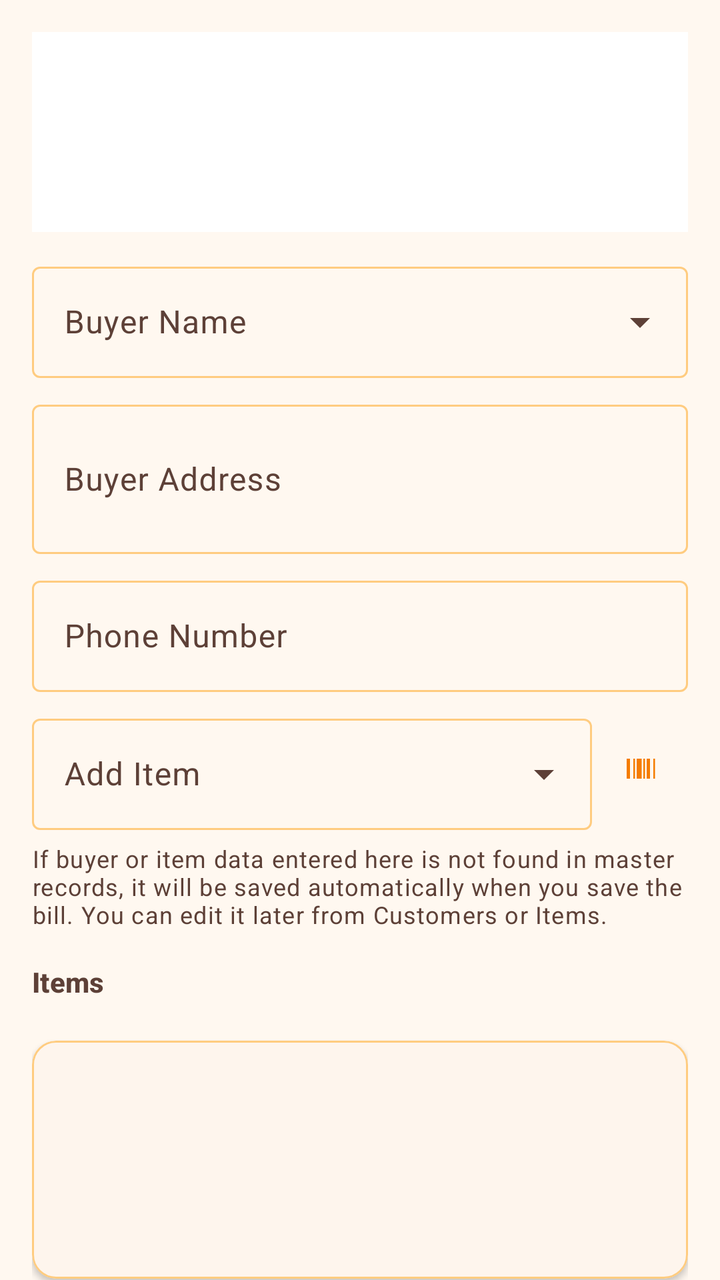
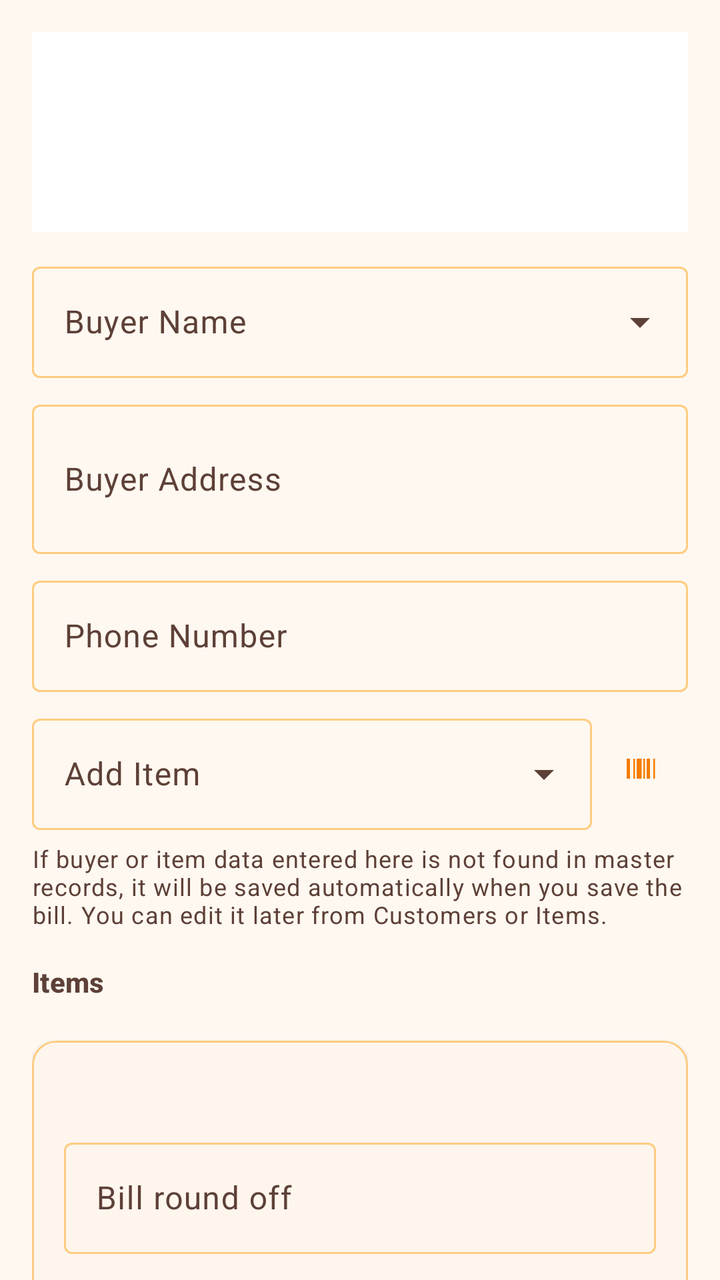

Before-and-after screenshots of an Android layout around one commit, followed by the original layout XML and the change that was made.
<!-- AndroidManifest.xml: application theme Theme.VikrSaathi -->
<!-- res/layout/fragment_bill.xml -->
<?xml version="1.0" encoding="utf-8"?>
<androidx.drawerlayout.widget.DrawerLayout xmlns:android="http://schemas.android.com/apk/res/android"
    xmlns:app="http://schemas.android.com/apk/res-auto"
    android:id="@+id/drawerLayout"
    android:layout_width="match_parent"
    android:layout_height="match_parent">

    <androidx.core.widget.NestedScrollView
        android:layout_width="match_parent"
        android:layout_height="match_parent"
        android:background="@android:color/transparent"
        android:fillViewport="true">

        <LinearLayout
            android:layout_width="match_parent"
            android:layout_height="wrap_content"
            android:orientation="vertical"
            android:padding="16dp">

            <ImageView
                android:id="@+id/imageHeader"
                android:layout_width="match_parent"
                android:layout_height="100dp"
                android:background="@color/surface_panel"
                android:contentDescription="@string/header_image"
                android:padding="4dp"
                android:scaleType="fitCenter" />

            <com.google.android.material.textfield.TextInputLayout
                style="@style/Widget.Material3.TextInputLayout.OutlinedBox.ExposedDropdownMenu"
                android:layout_width="match_parent"
                android:layout_height="wrap_content"
                android:layout_marginTop="12dp"
                android:hint="@string/buyer_name">

                <com.google.android.material.textfield.MaterialAutoCompleteTextView
                    android:id="@+id/autoCompleteCustomer"
                    android:layout_width="match_parent"
                    android:layout_height="wrap_content"
                    android:imeOptions="actionDone"
                    android:inputType="text" />
            </com.google.android.material.textfield.TextInputLayout>

            <com.google.android.material.textfield.TextInputLayout
                android:layout_width="match_parent"
                android:layout_height="wrap_content"
                android:layout_marginTop="8dp"
                android:hint="@string/buyer_address">

                <com.google.android.material.textfield.TextInputEditText
                    android:id="@+id/editBuyerAddress"
                    android:layout_width="match_parent"
                    android:layout_height="wrap_content"
                    android:inputType="textMultiLine"
                    android:minLines="2" />
            </com.google.android.material.textfield.TextInputLayout>

            <com.google.android.material.textfield.TextInputLayout
                android:layout_width="match_parent"
                android:layout_height="wrap_content"
                android:layout_marginTop="8dp"
                android:hint="@string/phone_number">

                <com.google.android.material.textfield.TextInputEditText
                    android:id="@+id/editBuyerPhone"
                    android:layout_width="match_parent"
                    android:layout_height="wrap_content"
                    android:inputType="phone" />
            </com.google.android.material.textfield.TextInputLayout>

            <LinearLayout
                android:id="@+id/layoutAddItem"
                android:layout_width="match_parent"
                android:layout_height="wrap_content"
                android:layout_marginTop="8dp"
                android:gravity="center_vertical"
                android:orientation="horizontal">

                <com.google.android.material.textfield.TextInputLayout
                    style="@style/Widget.Material3.TextInputLayout.OutlinedBox.ExposedDropdownMenu"
                    android:layout_width="0dp"
                    android:layout_height="wrap_content"
                    android:layout_weight="1"
                    android:hint="@string/add_item">

                    <com.google.android.material.textfield.MaterialAutoCompleteTextView
                        android:id="@+id/autoCompleteItem"
                        android:layout_width="match_parent"
                        android:layout_height="wrap_content"
                        android:imeOptions="actionDone"
                        android:inputType="text" />
                </com.google.android.material.textfield.TextInputLayout>

                <com.google.android.material.button.MaterialButton
                    android:id="@+id/buttonScanBarcode"
                    style="@style/Widget.Material3.Button.IconButton"
                    android:layout_width="wrap_content"
                    android:layout_height="wrap_content"
                    android:contentDescription="@string/scan_barcode"
                    app:icon="@drawable/ic_barcode_scan" />
            </LinearLayout>

            <TextView
                android:id="@+id/textAutoRegisterHint"
                android:layout_width="match_parent"
                android:layout_height="wrap_content"
                android:layout_marginTop="6dp"
                android:text="@string/bill_auto_register_hint"
                android:textAppearance="?attr/textAppearanceBodySmall"
                android:textColor="@color/text_secondary_dark" />

            <TextView
                android:layout_width="match_parent"
                android:layout_height="wrap_content"
                android:layout_marginTop="16dp"
                android:text="@string/bill_items"
                android:textAppearance="?attr/textAppearanceTitleSmall"
                android:textColor="@color/text_secondary_dark"
                android:textStyle="bold" />

            <androidx.recyclerview.widget.RecyclerView
                android:id="@+id/recyclerBillItems"
                android:layout_width="match_parent"
                android:layout_height="wrap_content"
                android:layout_marginTop="4dp"
                android:nestedScrollingEnabled="false" />

            <com.google.android.material.card.MaterialCardView
                android:layout_width="match_parent"
                android:layout_height="wrap_content"
                android:layout_marginTop="16dp"
                app:cardBackgroundColor="?attr/colorSurface"
                app:cardCornerRadius="12dp"
                app:cardElevation="2dp"
                app:strokeColor="@color/stroke_default"
                app:strokeWidth="1dp">

                <LinearLayout
                    android:layout_width="match_parent"
                    android:layout_height="wrap_content"
                    android:orientation="vertical"
                    android:padding="16dp">

                    <TextView
                        android:id="@+id/textTotalDiscount"
                        android:layout_width="match_parent"
                        android:layout_height="wrap_content"
                        android:textAppearance="?attr/textAppearanceTitleMedium"
                        android:textColor="@color/text_secondary_dark" />

                    <TextView
                        android:id="@+id/textGrandTotal"
                        android:layout_width="match_parent"
                        android:layout_height="wrap_content"
                        android:layout_marginTop="8dp"
                        android:textAppearance="?attr/textAppearanceHeadlineSmall"
                        android:textColor="@color/text_accent"
                        android:textStyle="bold" />

                    <TextView
                        android:id="@+id/textTotalInWords"
                        android:layout_width="match_parent"
                        android:layout_height="wrap_content"
                        android:layout_marginTop="6dp"
                        android:textAppearance="?attr/textAppearanceBodyMedium"
                        android:textColor="@color/text_secondary_dark" />
                </LinearLayout>
            </com.google.android.material.card.MaterialCardView>

            <com.google.android.material.card.MaterialCardView
                android:layout_width="match_parent"
                android:layout_height="wrap_content"
                android:layout_marginTop="16dp"
                app:cardBackgroundColor="?attr/colorSurface"
                app:cardCornerRadius="12dp"
                app:cardElevation="0dp"
                app:strokeColor="@color/stroke_subtle"
                app:strokeWidth="1dp">

                <LinearLayout
                    android:layout_width="match_parent"
                    android:layout_height="wrap_content"
                    android:gravity="center_horizontal"
                    android:orientation="vertical"
                    android:padding="12dp">

                    <ImageView
                        android:id="@+id/imageSignature"
                        android:layout_width="160dp"
                        android:layout_height="60dp"
                        android:contentDescription="@string/signature_image"
                        android:scaleType="fitCenter" />

                    <TextView
                        android:layout_width="match_parent"
                        android:layout_height="wrap_content"
                        android:layout_marginTop="4dp"
                        android:gravity="center"
                        android:text="@string/authorised_signature"
                        android:textAppearance="?attr/textAppearanceBodySmall"
                        android:textColor="@color/text_secondary_dark" />
                </LinearLayout>
            </com.google.android.material.card.MaterialCardView>

            <com.google.android.material.button.MaterialButton
                android:id="@+id/buttonSaveBill"
                android:layout_width="match_parent"
                android:layout_height="wrap_content"
                android:layout_marginTop="16dp"
                android:layout_marginBottom="16dp"
                android:text="@string/save_bill" />

            <LinearLayout
                android:id="@+id/layoutViewBillActions"
                android:layout_width="match_parent"
                android:layout_height="wrap_content"
                android:layout_marginTop="16dp"
                android:layout_marginBottom="16dp"
                android:orientation="horizontal"
                android:visibility="gone">

                <com.google.android.material.button.MaterialButton
                    android:id="@+id/buttonViewBillDownloadPdf"
                    style="@style/VikrSaathiOutlinedButton"
                    android:layout_width="0dp"
                    android:layout_height="wrap_content"
                    android:layout_marginEnd="4dp"
                    android:layout_weight="1"
                    android:text="@string/download_pdf" />

                <com.google.android.material.button.MaterialButton
                    android:id="@+id/buttonViewBillPrint"
                    style="@style/VikrSaathiOutlinedButton"
                    android:layout_width="0dp"
                    android:layout_height="wrap_content"
                    android:layout_marginStart="4dp"
                    android:layout_weight="1"
                    android:text="@string/print" />
            </LinearLayout>
        </LinearLayout>
    </androidx.core.widget.NestedScrollView>

    <include
        android:id="@+id/billDrawer"
        layout="@layout/layout_bill_drawer" />
</androidx.drawerlayout.widget.DrawerLayout>
<!-- res/layout/layout_bill_drawer.xml (included above) -->
<?xml version="1.0" encoding="utf-8"?>
<LinearLayout xmlns:android="http://schemas.android.com/apk/res/android"
    android:layout_width="280dp"
    android:layout_height="match_parent"
    android:layout_gravity="end"
    android:background="?attr/colorSurface"
    android:clickable="true"
    android:elevation="8dp"
    android:focusable="true"
    android:orientation="vertical"
    android:padding="16dp">

    <TextView
        android:layout_width="match_parent"
        android:layout_height="wrap_content"
        android:text="@string/bill_options"
        android:textAppearance="?attr/textAppearanceTitleMedium"
        android:textStyle="bold" />

    <LinearLayout
        android:id="@+id/layoutNewBillOptions"
        android:layout_width="match_parent"
        android:layout_height="wrap_content"
        android:orientation="vertical"
        android:visibility="gone">

        <com.google.android.material.button.MaterialButton
            android:id="@+id/buttonHoldBill"
            android:layout_width="match_parent"
            android:layout_height="wrap_content"
            android:layout_marginTop="16dp"
            android:text="@string/hold_bill" />

        <com.google.android.material.button.MaterialButton
            android:id="@+id/buttonRestoreBill"
            style="@style/VikrSaathiOutlinedButton"
            android:layout_width="match_parent"
            android:layout_height="wrap_content"
            android:layout_marginTop="8dp"
            android:text="@string/restore_bill" />
    </LinearLayout>

    <com.google.android.material.button.MaterialButton
        android:id="@+id/buttonEnableEditBill"
        android:layout_width="match_parent"
        android:layout_height="wrap_content"
        android:layout_marginTop="16dp"
        android:text="@string/enable_edit_bill"
        android:visibility="gone" />

    <LinearLayout
        android:id="@+id/layoutViewBillOptions"
        android:layout_width="match_parent"
        android:layout_height="wrap_content"
        android:orientation="vertical"
        android:visibility="gone">

        <com.google.android.material.button.MaterialButton
            android:id="@+id/buttonDrawerDownloadPdf"
            style="@style/VikrSaathiOutlinedButton"
            android:layout_width="match_parent"
            android:layout_height="wrap_content"
            android:layout_marginTop="16dp"
            android:text="@string/download_pdf" />

        <com.google.android.material.button.MaterialButton
            android:id="@+id/buttonDrawerPrintBill"
            style="@style/VikrSaathiOutlinedButton"
            android:layout_width="match_parent"
            android:layout_height="wrap_content"
            android:layout_marginTop="8dp"
            android:text="@string/print" />
    </LinearLayout>
</LinearLayout>
<!-- resources referenced by this layout -->
<resources>
  <color name="stroke_default">@color/orange_200</color>
  <color name="stroke_subtle">@color/orange_100</color>
  <color name="surface_panel">#FFFFFF</color>
  <color name="text_accent">@color/orange_800</color>
  <color name="text_secondary_dark">#5D4037</color>
  <!-- drawable ic_barcode_scan (drawable) -->
  <vector xmlns:android="http://schemas.android.com/apk/res/android"
      android:width="24dp"
      android:height="24dp"
      android:viewportWidth="24"
      android:viewportHeight="24">
      <path
          android:fillColor="#FF000000"
          android:pathData="M4,6h2v12H4V6zM8,6h1v12H8V6zM10,6h3v12h-3V6zM14,6h1v12h-1V6zM16,6h2v12h-2V6zM20,6h1v12h-1V6z" />
  </vector>
  <string name="add_item">Add Item</string>
  <string name="authorised_signature">Authorised Signature</string>
  <string name="bill_auto_register_hint">If buyer or item data entered here is not found in master records, it will be saved automatically when you save the bill. You can edit it later from Customers or Items.</string>
  <string name="bill_items">Items</string>
  <string name="bill_options">Bill options</string>
  <string name="buyer_address">Buyer Address</string>
  <string name="buyer_name">Buyer Name</string>
  <string name="download_pdf">Download PDF</string>
  <string name="enable_edit_bill">Edit bill</string>
  <string name="header_image">Header Image</string>
  <string name="hold_bill">Hold bill</string>
  <string name="phone_number">Phone Number</string>
  <string name="print">Print</string>
  <string name="restore_bill">Restore bill</string>
  <string name="save_bill">Save Bill</string>
  <string name="scan_barcode">Scan Barcode</string>
  <string name="signature_image">Signature Image</string>
  <style name="VikrSaathiOutlinedButton" parent="Widget.Material3.Button.OutlinedButton">
          <item name="android:textColor">@color/button_outlined_text</item>
          <item name="strokeColor">@color/button_outlined_stroke</item>
      </style>
  <color name="orange_200">#FFCC80</color>
  <color name="orange_100">#FFE0B2</color>
  <color name="orange_800">#EF6C00</color>
  <color name="orange_primary">#F57C00</color>
  <color name="orange_primary_dark">#E65100</color>
  <color name="orange_on_primary">#FFFFFF</color>
  <color name="orange_accent">#FFB74D</color>
  <color name="orange_700">#F57C00</color>
  <color name="black">#FF000000</color>
  <color name="orange_900">#E65100</color>
  <color name="surface_card">#FFFFFF</color>
  <color name="text_primary_dark">#212121</color>
  <color name="orange_surface">#FFF8F0</color>
  <style name="VikrSaathiSwitch" parent="Widget.Material3.CompoundButton.MaterialSwitch">
          <item name="thumbTint">@color/switch_thumb_tint</item>
          <item name="trackTint">@color/switch_track_tint</item>
          <item name="trackDecorationTint">@color/switch_track_decoration_tint</item>
      </style>
  <!-- unchanged entries left out for length: 1 -->
</resources>

<!-- the commit's change to res/layout/fragment_bill.xml (unified diff, before → after) -->
@@ -147,6 +147,47 @@
                         android:layout_height="wrap_content"
                         android:textAppearance="?attr/textAppearanceTitleMedium"
                         android:textColor="@color/text_secondary_dark" />
+
+                    <TextView
+                        android:id="@+id/textLineRoundOffTotal"
+                        android:layout_width="match_parent"
+                        android:layout_height="wrap_content"
+                        android:layout_marginTop="6dp"
+                        android:textAppearance="?attr/textAppearanceTitleMedium"
+                        android:textColor="@color/text_secondary_dark"
+                        android:visibility="gone" />
+
+                    <TextView
+                        android:id="@+id/textSubtotal"
+                        android:layout_width="match_parent"
+                        android:layout_height="wrap_content"
+                        android:layout_marginTop="6dp"
+                        android:textAppearance="?attr/textAppearanceTitleMedium"
+                        android:textColor="@color/text_secondary_dark"
+                        android:visibility="gone" />
+
+                    <com.google.android.material.textfield.TextInputLayout
+                        android:id="@+id/layoutBillRoundOff"
+                        android:layout_width="match_parent"
+                        android:layout_height="wrap_content"
+                        android:layout_marginTop="8dp"
+                        android:hint="@string/bill_round_off">
+
+                        <com.google.android.material.textfield.TextInputEditText
+                            android:id="@+id/editBillRoundOff"
+                            android:layout_width="match_parent"
+                            android:layout_height="wrap_content"
+                            android:inputType="numberDecimal|numberSigned" />
+                    </com.google.android.material.textfield.TextInputLayout>
+
+                    <TextView
+                        android:id="@+id/textBillRoundOffReadOnly"
+                        android:layout_width="match_parent"
+                        android:layout_height="wrap_content"
+                        android:layout_marginTop="8dp"
+                        android:textAppearance="?attr/textAppearanceTitleMedium"
+                        android:textColor="@color/text_secondary_dark"
+                        android:visibility="gone" />
 
                     <TextView
                         android:id="@+id/textGrandTotal"
<!-- resource entries referenced after the edit -->
@@ -20,6 +20,7 @@
   <string name="bill_auto_register_hint">If buyer or item data entered here is not found in master records, it will be saved automatically when you save the bill. You can edit it later from Customers or Items.</string>
   <string name="bill_items">Items</string>
   <string name="bill_options">Bill options</string>
+  <string name="bill_round_off">Bill round off</string>
   <string name="buyer_address">Buyer Address</string>
   <string name="buyer_name">Buyer Name</string>
   <string name="download_pdf">Download PDF</string>
